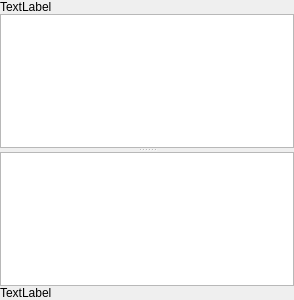
First picture: the form in debugger/registerinspectordockwidget.ui, repository christopherpow/nesicide, before the edit.
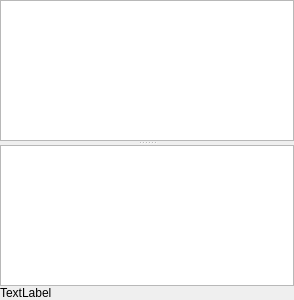
Second picture: the form after the edit.

The edit to the form file:
```diff
--- a/debugger/registerinspectordockwidget.ui
+++ b/debugger/registerinspectordockwidget.ui
@@ -22,13 +22,6 @@
      <number>0</number>
     </property>
     <item row="0" column="0">
-     <widget class="QLabel" name="info">
-      <property name="text">
-       <string>TextLabel</string>
-      </property>
-     </widget>
-    </item>
-    <item row="1" column="0">
      <widget class="QSplitter" name="splitter">
       <property name="orientation">
        <enum>Qt::Vertical</enum>
```
Left out of the diff: 2 changed lines with no effect on the pictures.
